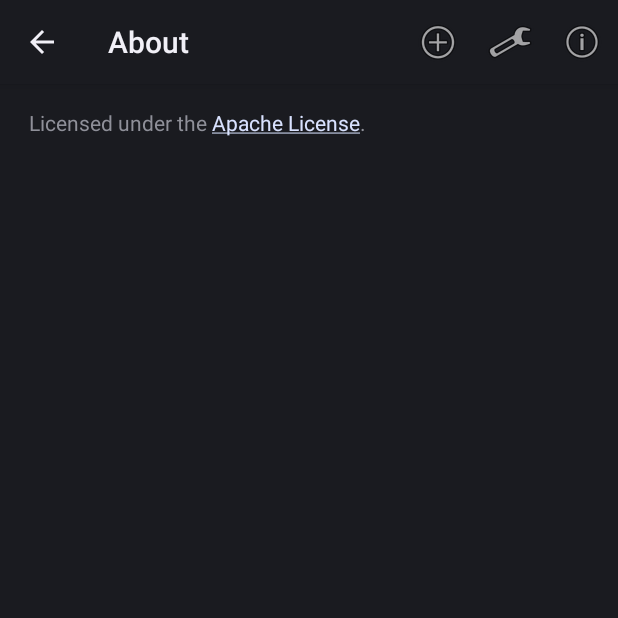
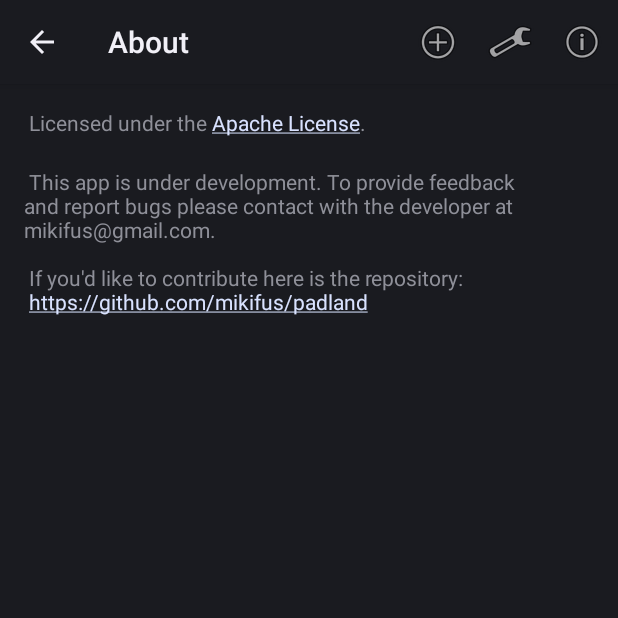
Before and after one commit to mikifus/padland, an Android app: the NewPadActivity screen opened directly, with no data from a screen before it, after a tap on "About", on a phone screen of 412 x 824 dp, the top half of it. Run offline under Robolectric (Android 15) with nearby library versions, the phone set to English and light mode, and no system bars.

Commit message:
Added support for multiple servers. Added servers array. Added default server as preference. Added a support and feedback text on the about page.

```diff
--- a/app/src/main/AndroidManifest.xml
+++ b/app/src/main/AndroidManifest.xml
@@ -9,7 +9,6 @@
         android:targetSdkVersion="17" />
 
     <uses-permission android:name="android.permission.INTERNET" />
-    <uses-permission android:name="android.permission.WRITE_EXTERNAL_STORAGE" />
     <uses-permission android:name="android.permission.ACCESS_NETWORK_STATE" />
 
     <android:uses-permission android:name="android.permission.READ_PHONE_STATE" />
@@ -108,7 +107,7 @@
                 <action android:name="android.intent.action.VIEW" />
                 <category android:name="android.intent.category.DEFAULT" />
                 <data android:scheme="http" />
-                <data android:host="free.primarypad.com/" />
+                <data android:host="free.primarypad.com" />
             </intent-filter>
         </activity>
 
--- a/app/src/main/java/com/mikifus/padland/NewPadActivity.java
+++ b/app/src/main/java/com/mikifus/padland/NewPadActivity.java
@@ -1,11 +1,16 @@
 package com.mikifus.padland;
 
+import android.content.Context;
 import android.content.Intent;
+import android.content.SharedPreferences;
 import android.os.Bundle;
 import android.view.Menu;
 import android.view.View;
+import android.widget.ArrayAdapter;
 import android.widget.Button;
 import android.widget.EditText;
+import android.widget.Spinner;
+import android.widget.TextView;
 
 public class NewPadActivity extends PadLandActivity {
 
@@ -14,15 +19,34 @@ public class NewPadActivity extends PadLandActivity {
         super.onCreate(savedInstanceState);
         setContentView(R.layout.activity_newpad);
 
-        Button btn = (Button) findViewById(R.id.button);
-        btn.setOnClickListener(new View.OnClickListener() {
-            @Override
-            public void onClick(View v) {
-                EditText textField = (EditText) findViewById(R.id.editText);
+        // Set default position choosen by user
+        // This can be changed on the preferences
+        Spinner spinner = (Spinner) findViewById(R.id.spinner);
+        ArrayAdapter adapter = (ArrayAdapter) spinner.getAdapter();
 
-                String padName = (String) textField.getText().toString();
-                String padServer = "https://pad.riseup.net/p/";
-                String padUrl = "https://pad.riseup.net/p/" + padName;
+        // Server list to provide a default value
+        String server_list [] = getResources().getStringArray(R.array.etherpad_servers_name);
+
+        // Getting user preferences
+        Context context = getApplicationContext();
+        SharedPreferences userDetails = context.getSharedPreferences(getPackageName() + "_preferences", context.MODE_PRIVATE);
+        String default_server = userDetails.getString("padland_default_server", server_list[0]);
+
+        // We get position and set it as default
+        spinner.setSelection(adapter.getPosition(default_server));
+    }
+
+    public boolean onCreateOptionsMenu(Menu menu) {
+        return super.onCreateOptionsMenu(menu, R.menu.new_pad);
+    }
+
+    public void onCreateButtonClick(View w){
+
+        String padName = getPadNameFromInput((TextView) findViewById(R.id.editText));
+        String padPrefix = getPadPrefixFromSpinner((Spinner) findViewById(R.id.spinner));
+        String padServer = getPadServerFromSpinner((Spinner) findViewById(R.id.spinner));
+
+        String padUrl = padPrefix + padName;
 
         if (padName == "") {
             return;
@@ -36,10 +60,22 @@ public class NewPadActivity extends PadLandActivity {
 
         startActivity(padViewIntent);
     }
-        });
+
+    private String getPadNameFromInput(TextView input){
+        String padName = (String) input.getText().toString();
+
+        return padName;
     }
 
-    public boolean onCreateOptionsMenu(Menu menu) {
-        return super.onCreateOptionsMenu(menu, R.menu.new_pad);
+    private String getPadPrefixFromSpinner(Spinner spinner){
+        String padPrefix = getResources().getStringArray(R.array.etherpad_servers_url_padprefix)[spinner.getSelectedItemPosition()];
+
+        return padPrefix;
+    }
+
+    private String getPadServerFromSpinner(Spinner spinner){
+        String padServer = getResources().getStringArray(R.array.etherpad_servers_url_home)[spinner.getSelectedItemPosition()];
+
+        return padServer;
     }
 }
--- a/app/src/main/res/layout/activity_about.xml
+++ b/app/src/main/res/layout/activity_about.xml
@@ -14,4 +14,14 @@
         android:text="@string/about_text"
         android:id="@+id/textView" />
 
+    <TextView
+        android:layout_width="wrap_content"
+        android:layout_height="wrap_content"
+        android:text="@string/about_support_text"
+        android:id="@+id/textView2"
+        android:layout_below="@+id/textView"
+        android:layout_alignParentLeft="true"
+        android:layout_alignParentStart="true"
+        android:layout_marginTop="20dp" />
+
 </RelativeLayout>
--- a/app/src/main/res/values/etherpad_servers.xml
+++ b/app/src/main/res/values/etherpad_servers.xml
@@ -1,2 +1,35 @@
 <?xml version="1.0" encoding="utf-8"?>
-<resources></resources>
+<resources>
+    <string-array name="etherpad_servers_name">
+        <item>RiseUp.net</item>
+        <item>Titanpad.com</item>
+        <item>Meeting Words</item>
+        <item>Piratepad</item>
+        <item>Piraten Pad</item>
+        <item>Mozilla Etherpad</item>
+        <item>Framapad.org</item>
+        <item>Primarypad</item>
+    </string-array>
+
+    <string-array name="etherpad_servers_url_home">
+        <item>https://riseup.net</item>
+        <item>https://titanpad.com</item>
+        <item>http://meetingwords.com</item>
+        <item>http://piratepad.net</item>
+        <item>http://piratenpad.de</item>
+        <item>http://etherpad.mozilla.org</item>
+        <item>http://framapad.net</item>
+        <item>http://free.primarypad.com</item>
+    </string-array>
+
+    <string-array name="etherpad_servers_url_padprefix">
+        <item>https://riseup.net/p/</item>
+        <item>https://titanpad.com/</item>
+        <item>http://meetingwords.com</item>
+        <item>http://piratepad.net/</item>
+        <item>http://piratenpad.de/</item>
+        <item>http://etherpad.mozilla.org/</item>
+        <item>http://framapad.net/</item>
+        <item>http://free.primarypad.com/p/</item>
+    </string-array>
+</resources>
--- a/app/src/main/res/values/strings.xml
+++ b/app/src/main/res/values/strings.xml
@@ -35,5 +35,14 @@
     <string name="activity_padlist_implicitintent_text_copied">The text have been copied into the clipboard. Paste your clipboard data to use it.</string>
     <string name="network_is_unreachable">Network is unreachable.</string>
     <string name="title_activity_padlist">Padland documents</string>
+    <string name="choose_a_server">Choose a server (optional):</string>
+    <string name="default_pad_server">Default pad server</string>
+    <string name="choose_default_pad_server">Choose a default pad server when opening a new one.</string>
+    <string name="about_support_text">
+        <p>This app is under development. To provide feedback and report bugs please contact with the developer at mikifus@gmail.com.</p>\n
+        \n
+        <p>If you\'d like to contribute here is the repository:\n
+            <a href='https://github.com/mikifus/padland'>https://github.com/mikifus/padland</a></p>
+    </string>
 
 </resources>
```
Also changed, not shown: app/src/main/res/layout/activity_newpad.xml (+25 -2 lines), app/src/main/res/xml/pref_general.xml (+7 -0 lines), 1 other file. Lines whose indentation alone changed are shown as unchanged.
